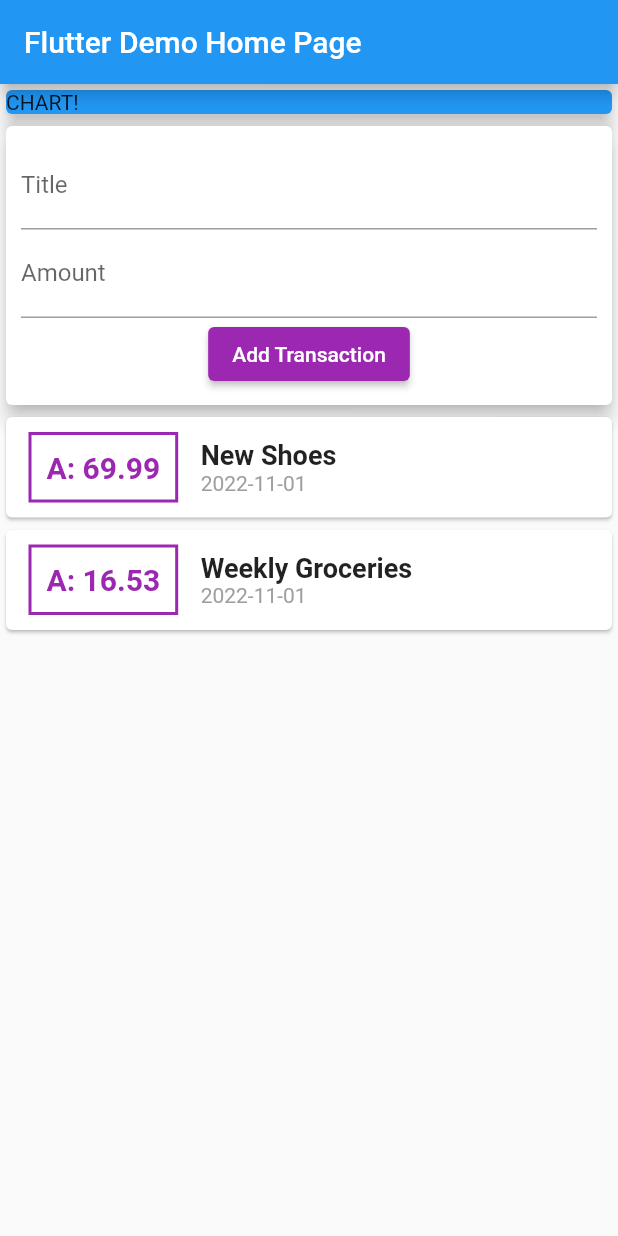
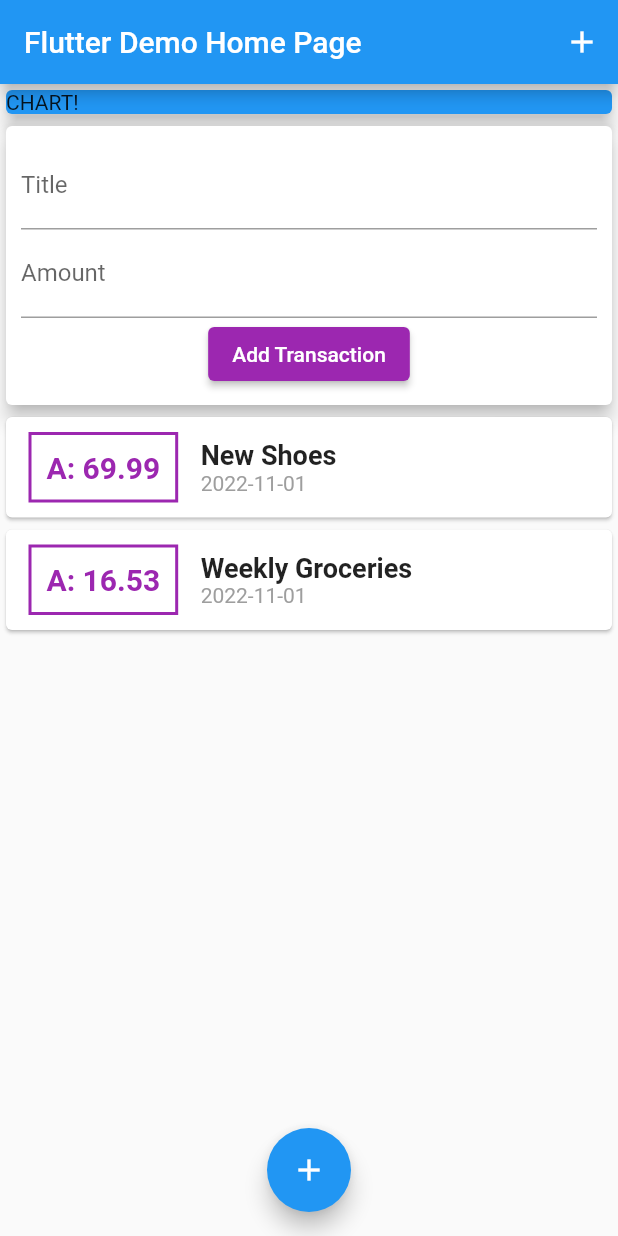
Before and after one commit to Z-kamili/Flutter_chart_app, a Flutter app: the screen it shows after launch, on a phone screen of 412 x 824 dp. Run offline on Flutter 3.47's test engine with Material 2 defaults, Android fonts, the phone set to English and light mode, and no system bars.

Commit message:
add Iconbutton

```diff
--- a/lib/main.dart
+++ b/lib/main.dart
@@ -81,6 +81,13 @@ class _MyHomePageState extends State<MyHomePage> {
     return Scaffold(
       appBar: AppBar(
         title: Text(widget.title),
+        actions : <Widget> [
+            IconButton(icon: Icon(Icons.add),
+            onPressed: () {
+
+            },
+            ),
+        ],
       ),
       body:
       SingleChildScrollView(
@@ -100,6 +107,13 @@ class _MyHomePageState extends State<MyHomePage> {
         ],
     ),
   ),
+  floatingActionButtonLocation: FloatingActionButtonLocation.centerFloat,
+  floatingActionButton: FloatingActionButton(
+    child: Icon(Icons.add),
+    onPressed: () {
+
+    },
+  ),
 
   );
 }
```
